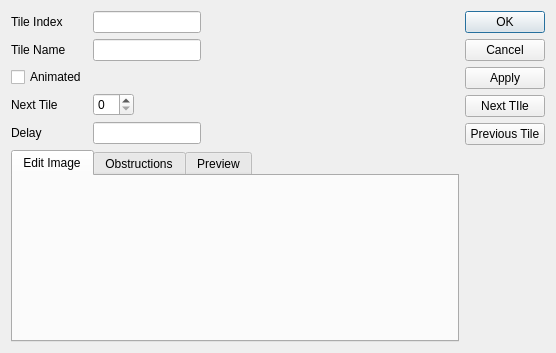
Qt form ui/tilepropertiesdialog.ui (Eggbertx/QtSphere-IDE) before a commit.
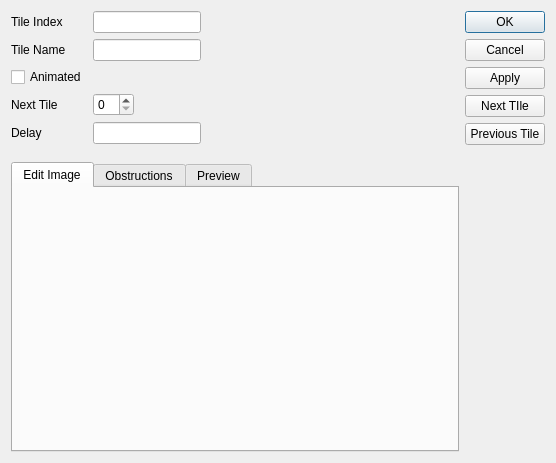
The same form after that commit. Icons and pictures are not drawn. Custom widgets are drawn as their Qt base class.

Commit message: Add zoom to DrawingToolbar

Patch:
```diff
--- a/ui/tilepropertiesdialog.ui
+++ b/ui/tilepropertiesdialog.ui
@@ -7,7 +7,7 @@
     <x>0</x>
     <y>0</y>
     <width>556</width>
-    <height>353</height>
+    <height>463</height>
    </rect>
   </property>
   <property name="windowTitle">
@@ -15,7 +15,7 @@
   </property>
   <layout class="QHBoxLayout" name="horizontalLayout">
    <item>
-    <layout class="QVBoxLayout" name="verticalLayout">
+    <layout class="QVBoxLayout" name="verticalLayout" stretch="1,2">
      <item>
       <layout class="QFormLayout" name="formLayout">
        <property name="fieldGrowthPolicy">
```
The commit also changes 1 other file.
